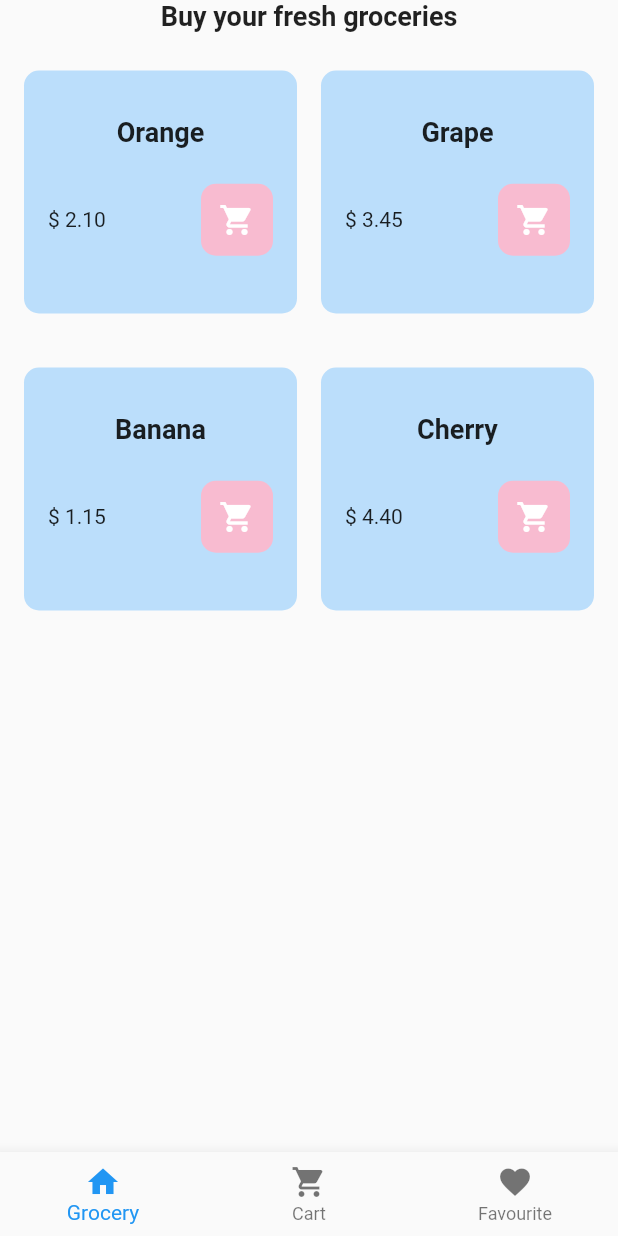
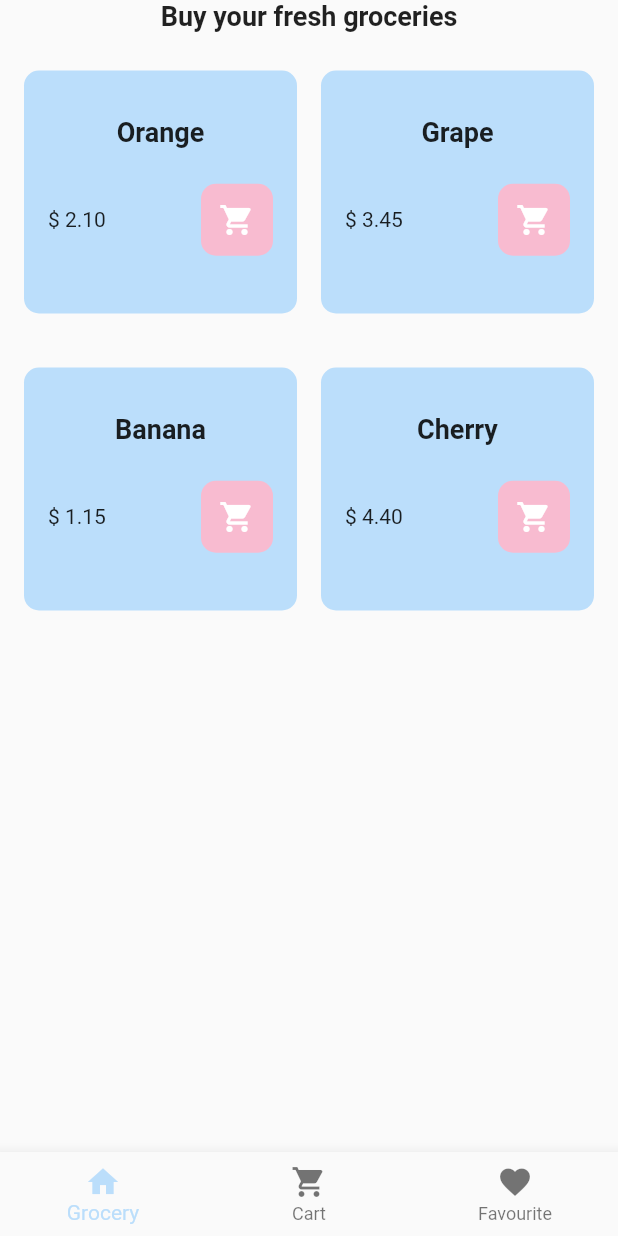
Before and after one commit to juliakowalikk/grocery-cubit, a Flutter app: the screen it shows after launch, on a phone screen of 412 x 824 dp. Run offline on Flutter 3.47's test engine with Material 2 defaults, Android fonts, the phone set to English and light mode, and no system bars; our stand-ins replace equatable, flutter_bloc.

Commit message:
Style BottomNavigationBar

```diff
--- a/lib/pages/home_page/home_page.dart
+++ b/lib/pages/home_page/home_page.dart
@@ -27,6 +27,7 @@ class _HomePageState extends State<HomePage> {
       builder: (context, state) {
         return Scaffold(
           bottomNavigationBar: BottomNavigationBar(
+            selectedItemColor: Colors.blue.shade100,
             currentIndex: currentIndex,
             onTap: _onItemTapped,
             items: const [
```
